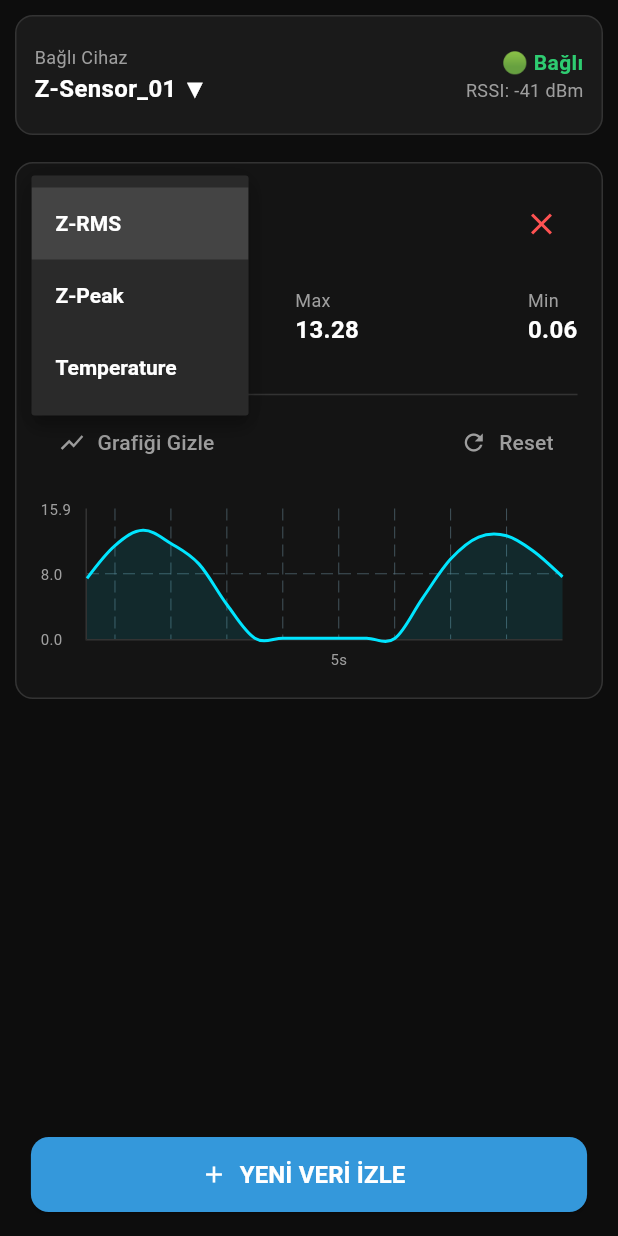
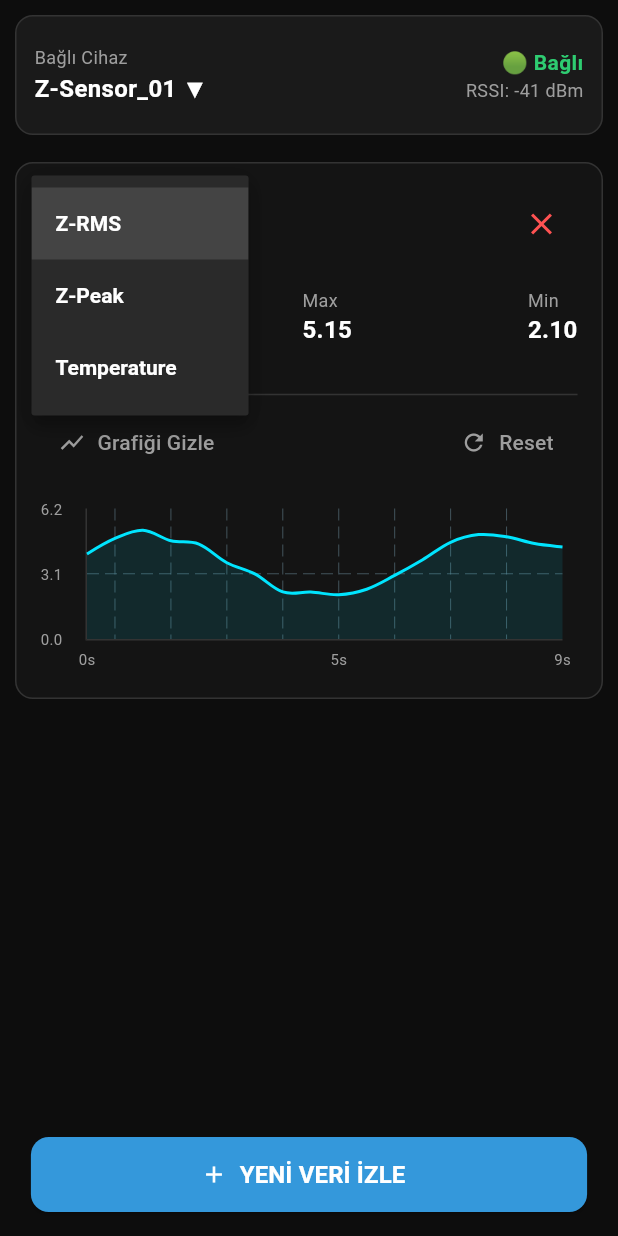
Before and after one commit to KDenizz/HIMobileApp, a Flutter app: the screen it shows after launch, after a tap on "Z-RMS", on a phone screen of 412 x 824 dp. Run offline on Flutter 3.47's test engine with Material 3 defaults, Android fonts, the phone set to English and light mode, and no system bars; drawn by our look-alikes of fl_chart.

Commit message:
Buglar düzeltildi

```diff
--- a/z_monitor/lib/core/simulator.dart
+++ b/z_monitor/lib/core/simulator.dart
@@ -7,31 +7,45 @@ class DataSimulator {
   final ZoneEngine _engine = ZoneEngine();
   final Random _random = Random();
 
-  // Stream: Flutter'da "sürekli akan veri borusu" demektir.
-  // Su yerine ZAxisData paketleri akacak.
-  Stream<ZAxisData> get zAxisStream async* {
-    double time = 0;
-    while (true) {
-      // Saniyede 2 kere veri gönder (500 milisaniye bekle)
-      await Future.delayed(const Duration(milliseconds: 500));
+  // DÜZELTME 4: Artık her seferinde yeni Stream üretmek yerine,
+  // herkesin aynı veriyi dinleyebileceği bir "Yayın (Broadcast)" kanalı kurduk.
+  final StreamController<ZAxisData> _controller = StreamController<ZAxisData>.broadcast();
+  Stream<ZAxisData> get zAxisStream => _controller.stream;
 
-      time += 0.5;
-      // Gerçeğe yakın dalgalanan bir RMS simülasyonu (Sinüs dalgası + Rastgele gürültü)
-      double baseRms = 2.5 + sin(time) * 10.0;
-      double noise = (_random.nextDouble());
+  Timer? _timer;
+  double _time = 0;
+
+  // Sınıf çağrıldığında simülasyonu otomatik başlat
+  DataSimulator() {
+    _startSimulation();
+  }
+
+  void _startSimulation() {
+    _timer = Timer.periodic(const Duration(milliseconds: 500), (timer) {
+      _time += 0.5;
+
+      // DÜZELTME 5: Daha gerçekçi, endüstriyel titreşim dalgalanması (2.0 ile 5.0 arası)
+      double baseRms = 3.5 + sin(_time) * 1.5;
+      double noise = (_random.nextDouble() - 0.5) * 0.5; // Hafif sensör gürültüsü
+
       double currentRms = baseRms + noise;
-      if (currentRms < 0) currentRms = 0.1; // Eksiye düşmesin
+      if (currentRms < 0) currentRms = 0.1; // Negatife inme koruması
 
-      // Ürettiğimiz sahte RMS'i beynimize (ZoneEngine) sorup rengini/harfini öğreniyoruz
       String currentZone = _engine.evaluateZone(currentRms);
 
-      // Boruya (Stream) yeni veri paketini fırlat
-      yield ZAxisData(
+      // Üretilen veriyi kanala (Stream) fırlat
+      _controller.add(ZAxisData(
         rms: currentRms,
         peak: currentRms * 1.4,
-        temperature: 30.0 + (_random.nextDouble() * 2), // 30-32 derece arası
+        temperature: 30.0 + (_random.nextDouble() * 2), // 30-32 derece arası stabil
         zone: currentZone,
-      );
-    }
+      ));
+    });
+  }
+
+  // Hafıza sızıntısını önlemek için kapatma metodu
+  void dispose() {
+    _timer?.cancel();
+    _controller.close();
   }
 }
--- a/z_monitor/lib/core/zone_engine.dart
+++ b/z_monitor/lib/core/zone_engine.dart
@@ -25,9 +25,9 @@ class ZoneEngine {
       case "A":
         return const Color(0xFF2ecc71); // Yeşil
       case "B":
-        return const Color.fromARGB(255, 219, 208, 52); // Mavi
+        return const Color.fromARGB(255, 219, 208, 52); // Sarı
       case "C":
-        return const Color.fromARGB(255, 223, 135, 3); // Sarı
+        return const Color.fromARGB(255, 223, 135, 3); // Turuncu
       case "D":
         return const Color(0xFFe74c3c); // Kırmızı
       default:
--- a/z_monitor/lib/ui/dashboard_screen.dart
+++ b/z_monitor/lib/ui/dashboard_screen.dart
@@ -267,7 +267,7 @@ class _DashboardScreenState extends State<DashboardScreen> {
                       color: const Color(0xFF00E5FF),
                       barWidth: 2,
                       dotData: const FlDotData(show: false),
-                      belowBarData: BarAreaData(show: true, color: const Color(0xFF00E5FF).withOpacity(0.1)),
+                      belowBarData: BarAreaData(show: true, color: const Color(0xFF00E5FF).withValues(alpha: .1)),
                     )
                   ],
                   // EKSEN İSİMLERİ VE DEĞERLERİ (X ve Y Ekseni)
@@ -281,15 +281,12 @@ class _DashboardScreenState extends State<DashboardScreen> {
                       sideTitles: SideTitles(
                         showTitles: true,
                         reservedSize: 22, // Yazılar için bırakılan boşluk
+                        interval: 5,
                         getTitlesWidget: (value, meta) {
-                          // Sadece 5'in katları olan saniyeleri yaz ki kalabalık olmasın
-                          if (value % 5 == 0) {
-                            return Padding(
-                              padding: const EdgeInsets.only(top: 5.0),
-                              child: Text("${value.toInt()}s", style: const TextStyle(color: Colors.grey, fontSize: 10)),
-                            );
-                          }
-                          return const SizedBox.shrink(); // Diğerlerini boş bırak
+                          return Padding(
+                            padding: const EdgeInsets.only(top: 5.0),
+                            child: Text("${value.toInt()}s", style: const TextStyle(color: Colors.grey, fontSize: 10)),
+                          );
                         },
                       ),
                     ),
```
